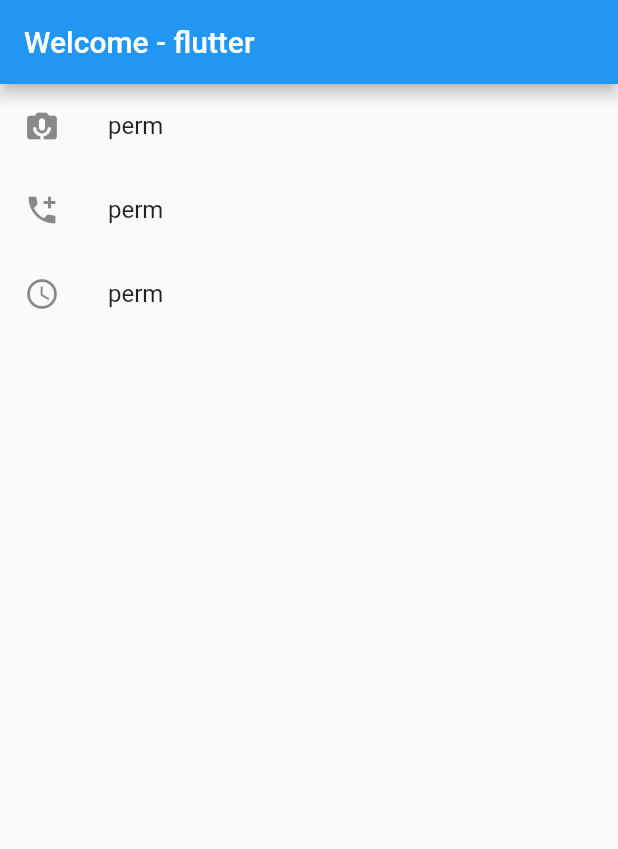
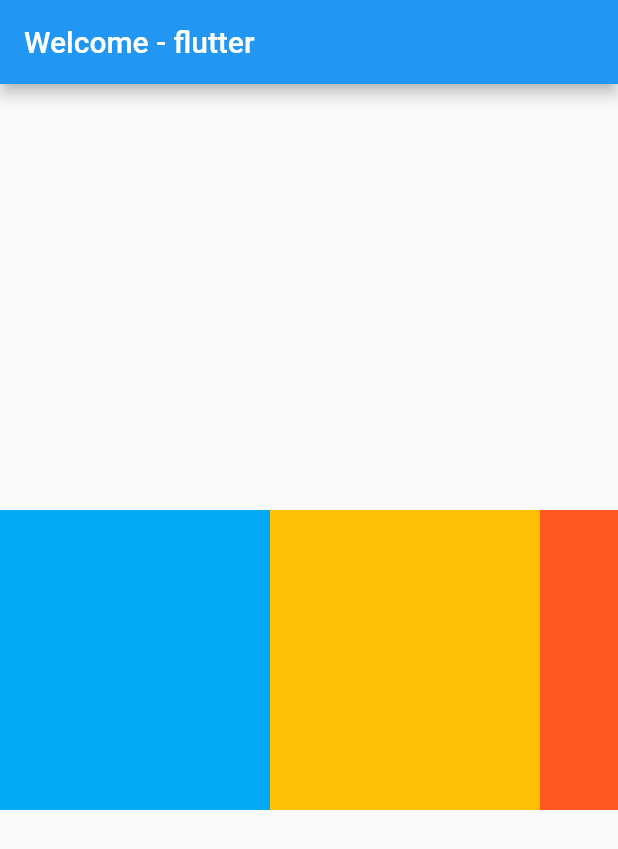
Before and after one commit to whylisa/flutter, a Flutter app: the screen it shows after launch, on a phone screen of 412 x 824 dp. Shown: the top 849 px of the screen. Run offline on Flutter 3.47's test engine with Material 2 defaults, Android fonts, the phone set to English and light mode, and no system bars.

Commit message:
橫向列表

```diff
--- a/lib/main.dart
+++ b/lib/main.dart
@@ -11,22 +11,32 @@ class MyApp extends StatelessWidget {
         appBar: AppBar(
           title: Text('Welcome - flutter')
         ),
-        body: new ListView(
-          children: <Widget>[
-            new ListTile(
-              leading: new Icon(Icons.perm_camera_mic),
-              title: new Text('perm')
-            ),
-            new ListTile(
-              leading: new Icon(Icons.add_call),
-              title: new Text('perm')
-            ),
-            new ListTile(
-              leading: new Icon(Icons.access_time),
-              title: new Text('perm')
-            ),
+        body: Center(
+          child: Container (
+            height: 200.0,
+            child: new ListView(
+              scrollDirection: Axis.horizontal,
+              children: <Widget> [
+                new Container(
+                  width: 180.0,
+                  color: Colors.lightBlue,
+                ),
+                new Container(
+                  width: 180.0,
+                  color: Colors.amber
+                ),
+                new Container(
+                  width: 180.0,
+                  color: Colors.deepOrange
+                ),
+                new Container(
+                  width: 180.0,
+                  color: Colors.red
+                )
 
-          ]
+              ]
+            )
+          )
         )
 
       ),
```
